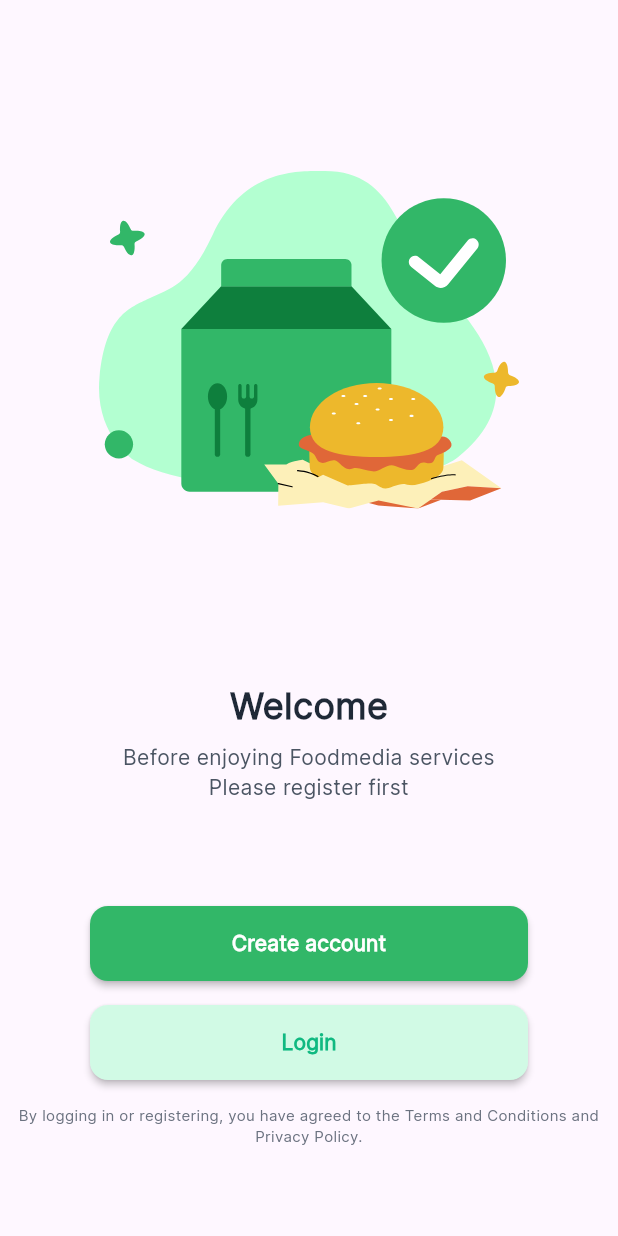
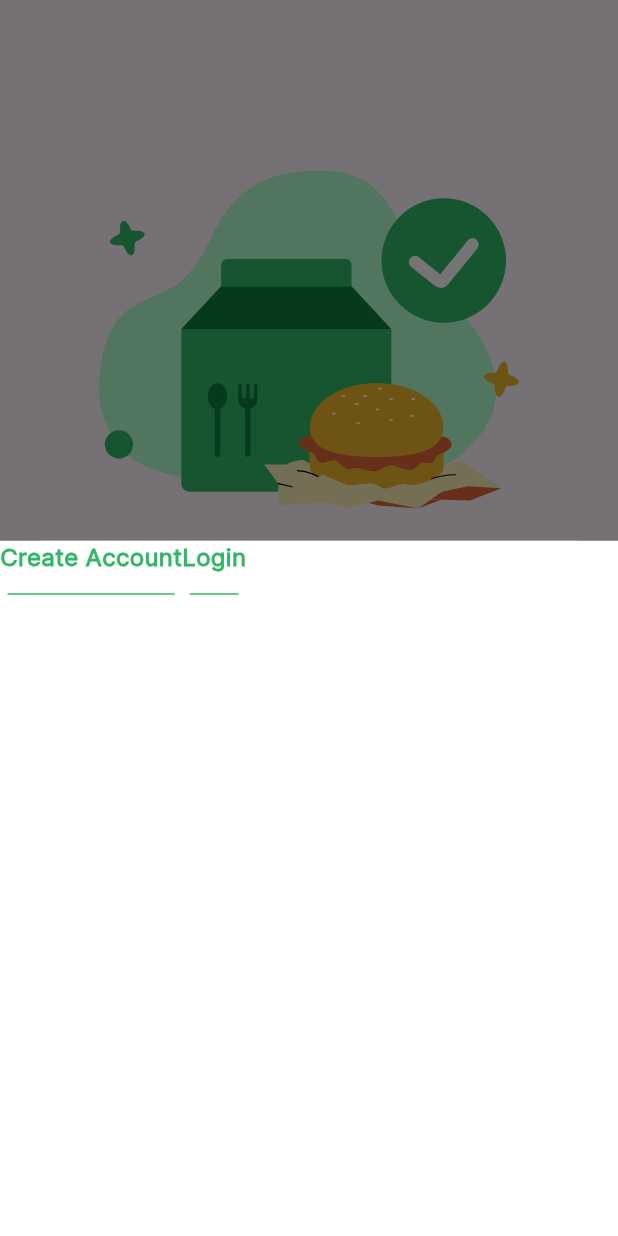
Before and after one commit to He-ema/resturant_booking, a Flutter app: the WelcomeView screen opened by its route, after a tap on "Create account", on a phone screen of 412 x 824 dp. Run offline on Flutter 3.47's test engine with Material 3 defaults, Android fonts, the phone set to English and light mode, and no system bars; our stand-ins replace flutter_svg, go_router.

Commit message:
sheet tab bar done

```diff
--- a/lib/core/common_widgets/custom_button.dart
+++ b/lib/core/common_widgets/custom_button.dart
@@ -5,11 +5,17 @@
 
 class CustomButton extends StatelessWidget {
   const CustomButton(
-      {super.key, this.image, required this.text, this.color, this.textColor});
+      {super.key,
+      this.image,
+      required this.text,
+      this.color,
+      this.textColor,
+      this.onPressed});
   final String? image;
   final String text;
   final Color? color;
   final Color? textColor;
+  final void Function()? onPressed;
   @override
   Widget build(BuildContext context) {
     return MaterialButton(
@@ -18,7 +24,7 @@
       shape: RoundedRectangleBorder(
         borderRadius: BorderRadius.circular(12),
       ),
-      onPressed: () {},
+      onPressed: onPressed,
       child: Row(
         mainAxisAlignment: MainAxisAlignment.center,
         children: [
--- a/lib/features/onBoarding/presentation/views/widgets/on_boarding_view_body.dart
+++ b/lib/features/onBoarding/presentation/views/widgets/on_boarding_view_body.dart
@@ -38,9 +38,12 @@
         Row(
           mainAxisAlignment: MainAxisAlignment.spaceBetween,
           children: [
-            const Text(
-              'Skip',
-              style: AppStyles.styleRegular16,
+            const Padding(
+              padding: EdgeInsets.only(left: 16.0),
+              child: Text(
+                'Skip',
+                style: AppStyles.styleRegular16,
+              ),
             ),
             DotsIndicator(activeIndex: currentInedx),
             IconButton(
--- /dev/null
+++ b/lib/features/welcome/presentation/views/widgets/sheet_tab_widget.dart
@@ -0,0 +1,35 @@
+import 'package:flutter/material.dart';
+import 'package:jobizz/constants.dart';
+import 'package:jobizz/core/utils/app_styles.dart';
+
+class SheetTabWidget extends StatelessWidget {
+  const SheetTabWidget({super.key, required this.text, required this.isActive});
+  final String text;
+  final bool isActive;
+  @override
+  Widget build(BuildContext context) {
+    return IntrinsicWidth(
+      child: Column(
+        crossAxisAlignment: CrossAxisAlignment.center,
+        children: [
+          Text(
+            text,
+            style: AppStyles.styleSemiBold16.copyWith(
+              color: isActive ? kPrimaryColor : const Color(0xff89909E),
+            ),
+          ),
+          const SizedBox(
+            height: 12,
+          ),
+          isActive
+              ? Container(
+                  margin: const EdgeInsets.symmetric(horizontal: 5),
+                  height: 1,
+                  color: kPrimaryColor,
+                )
+              : const SizedBox(),
+        ],
+      ),
+    );
+  }
+}
--- /dev/null
+++ b/lib/features/welcome/presentation/views/widgets/welcome_buttom_sheet_body.dart
@@ -0,0 +1,30 @@
+import 'package:flutter/material.dart';
+import 'package:jobizz/constants.dart';
+import 'package:jobizz/core/utils/app_styles.dart';
+import 'package:jobizz/features/welcome/presentation/views/widgets/sheet_tab_widget.dart';
+
+class WelcomeButtomSheetBody extends StatelessWidget {
+  const WelcomeButtomSheetBody({super.key});
+
+  @override
+  Widget build(BuildContext context) {
+    return Container(
+      color: Colors.white,
+      child: const Column(
+        crossAxisAlignment: CrossAxisAlignment.stretch,
+        children: [
+          SizedBox(
+            height: 38,
+            child: Row(
+              children: [
+                SheetTabWidget(text: 'Create Account', isActive: true),
+                SheetTabWidget(text: 'Login', isActive: true),
+              ],
+            ),
+          ),
+          SizedBox(),
+        ],
+      ),
+    );
+  }
+}
--- a/lib/features/welcome/presentation/views/widgets/welcome_view_body.dart
+++ b/lib/features/welcome/presentation/views/widgets/welcome_view_body.dart
@@ -3,6 +3,7 @@
 import 'package:jobizz/core/common_widgets/custom_button.dart';
 import 'package:jobizz/core/utils/app_styles.dart';
 import 'package:jobizz/core/utils/assets.dart';
+import 'package:jobizz/features/welcome/presentation/views/widgets/welcome_buttom_sheet_body.dart';
 
 class WelcomeViewBody extends StatelessWidget {
   const WelcomeViewBody({super.key});
@@ -13,10 +14,13 @@
       slivers: [
         SliverFillRemaining(
           hasScrollBody: false,
+          child: Padding(
+            padding: const EdgeInsets.symmetric(horizontal: 20),
             child: Column(
               crossAxisAlignment: CrossAxisAlignment.center,
               children: [
-              Expanded(flex: 3, child: SvgPicture.asset(Assets.imagesWelcome)),
+                Expanded(
+                    flex: 3, child: SvgPicture.asset(Assets.imagesWelcome)),
                 Expanded(
                   flex: 1,
                   child: Column(
@@ -46,17 +50,26 @@
                 ),
                 SizedBox(
                   width: MediaQuery.sizeOf(context).width - 120,
-                child: const CustomButton(text: 'Create account'),
+                  child: CustomButton(
+                    text: 'Create account',
+                    onPressed: () {
+                      showModalBottomSheet(
+                        context: context,
+                        builder: (context) => const WelcomeButtomSheetBody(),
+                      );
+                    },
+                  ),
                 ),
                 const SizedBox(
                   height: 16,
                 ),
                 SizedBox(
                   width: MediaQuery.sizeOf(context).width - 120,
-                child: const CustomButton(
+                  child: CustomButton(
                     text: 'Login',
-                  color: Color(0xffD1FAE5),
-                  textColor: Color(0xff10B981),
+                    color: const Color(0xffD1FAE5),
+                    textColor: const Color(0xff10B981),
+                    onPressed: () {},
                   ),
                 ),
                 const SizedBox(
@@ -73,6 +86,7 @@
               ],
             ),
           ),
+        ),
       ],
     );
   }
```
Lines whose indentation alone changed are shown as unchanged.
